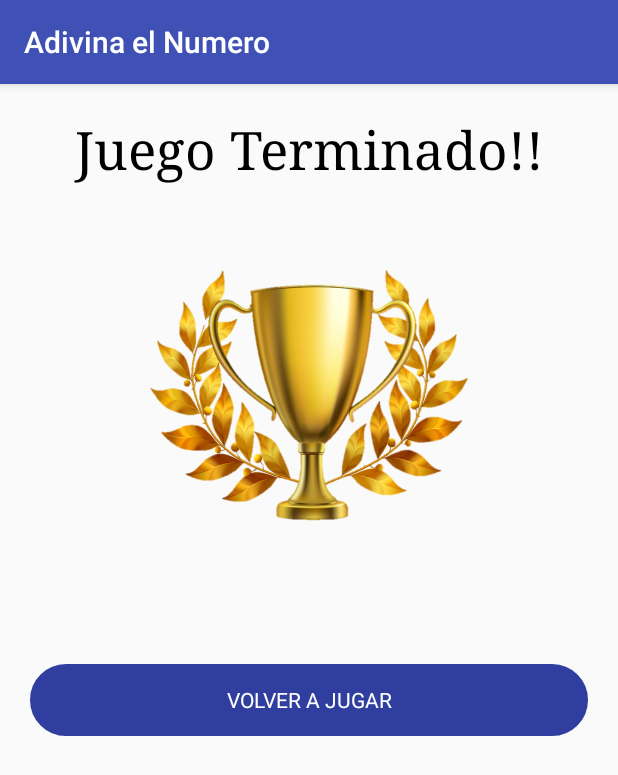
After one commit to BiancaSozzi/adivinarelnumero, an Android app: the FinishGameActivity screen opened directly, with no data from a screen before it, on a phone screen of 412 x 824 dp. The commit adds this screen. Shown: the top 775 px of the screen. Run offline under Robolectric (Android 15) with nearby library versions, the phone set to English and light mode, and no system bars.

Commit message:
Game finished activity added

```diff
--- a/app/src/main/AndroidManifest.xml
+++ b/app/src/main/AndroidManifest.xml
@@ -16,7 +16,8 @@
                 <category android:name="android.intent.category.LAUNCHER" />
             </intent-filter>
         </activity>
-        <activity android:name=".GameActivity"></activity>
+        <activity android:name=".GameActivity" />
+        <activity android:name=".FinishGameActivity"></activity>
     </application>
 
 </manifest>
--- /dev/null
+++ b/app/src/main/java/com/bianca/adivinaelnumero/FinishGameActivity.java
@@ -0,0 +1,34 @@
+package com.bianca.adivinaelnumero;
+
+import android.content.Intent;
+import android.support.v7.app.AppCompatActivity;
+import android.os.Bundle;
+import android.view.View;
+import android.widget.Button;
+
+public class FinishGameActivity extends AppCompatActivity {
+
+    Button restart;
+    @Override
+    protected void onCreate(Bundle savedInstanceState) {
+        super.onCreate(savedInstanceState);
+        setContentView(R.layout.activity_finish_game);
+
+        loadUIElements();
+        onClick();
+    }
+
+    private void onClick(){
+        restart.setOnClickListener(new View.OnClickListener() {
+            @Override
+            public void onClick(View v) {
+                Intent main = new Intent(getApplicationContext(), MainActivity.class);
+                startActivity(main);
+            }
+        });
+    }
+
+    private void loadUIElements(){
+        restart = findViewById(R.id.restart_button);
+    }
+}
--- a/app/src/main/java/com/bianca/adivinaelnumero/GameActivity.java
+++ b/app/src/main/java/com/bianca/adivinaelnumero/GameActivity.java
@@ -1,13 +1,11 @@
 package com.bianca.adivinaelnumero;
 
+import android.content.Intent;
 import android.content.SharedPreferences;
 import android.support.v7.app.AppCompatActivity;
 import android.os.Bundle;
-import android.text.Editable;
-import android.text.TextWatcher;
 import android.util.Log;
 import android.view.View;
-import android.widget.AbsListView;
 import android.widget.Button;
 import android.widget.EditText;
 import android.widget.ImageButton;
@@ -52,6 +50,7 @@ public class GameActivity extends AppCompatActivity {
             default:
                 Toast.makeText(getApplicationContext(), R.string.error_message_game_option, Toast.LENGTH_SHORT).show();
         }
+
 
 
     }
@@ -116,7 +115,8 @@ public class GameActivity extends AppCompatActivity {
             correctNumBtn.setOnClickListener(new View.OnClickListener() {
                 @Override
                 public void onClick(View v) {
-                    Toast.makeText(getApplicationContext(), "Ha ganado", Toast.LENGTH_SHORT).show();
+                    Intent gamefinished = new Intent(getApplicationContext(), FinishGameActivity.class);
+                    startActivity(gamefinished);
                 }
             });
 
@@ -133,6 +133,8 @@ public class GameActivity extends AppCompatActivity {
                         possibleNumber.setText("");
                     }else{
                         messageText.setText("Has adivinado el número !");
+                        Intent gamefinished = new Intent(getApplicationContext(), FinishGameActivity.class);
+                        startActivity(gamefinished);
                     }
 
                 }
--- /dev/null
+++ b/app/src/main/res/layout/activity_finish_game.xml
@@ -0,0 +1,39 @@
+<?xml version="1.0" encoding="utf-8"?>
+<LinearLayout xmlns:android="http://schemas.android.com/apk/res/android"
+    xmlns:app="http://schemas.android.com/apk/res-auto"
+    xmlns:tools="http://schemas.android.com/tools"
+    android:layout_width="match_parent"
+    android:layout_height="match_parent"
+    tools:context=".FinishGameActivity"
+    android:orientation="vertical">
+
+    <TextView
+        android:layout_width="match_parent"
+        android:layout_height="wrap_content"
+        android:text="Juego Terminado!!"
+        android:textSize="35sp"
+        android:textAlignment="center"
+        android:layout_marginTop="20dp"
+        android:fontFamily="serif"
+        android:textColor="@android:color/black"/>
+    <ImageView
+        android:layout_width="300dp"
+        android:layout_height="300dp"
+        android:src="@drawable/trophy"
+        android:layout_gravity="center_horizontal"/>
+
+    <Button
+        android:id="@+id/restart_button"
+        android:layout_width="match_parent"
+        android:layout_height="wrap_content"
+        android:text="Volver a jugar"
+        android:layout_margin="20dp"
+        android:layout_gravity="center_horizontal"
+        android:background="@drawable/button_style"
+        android:textColor="@android:color/white"
+        android:backgroundTint="@color/colorPrimaryDark"
+        android:fontFamily="sans-serif"/>
+
+
+
+</LinearLayout>
```
Also changed, not shown: app/src/main/res/drawable/trophy.png (added).
